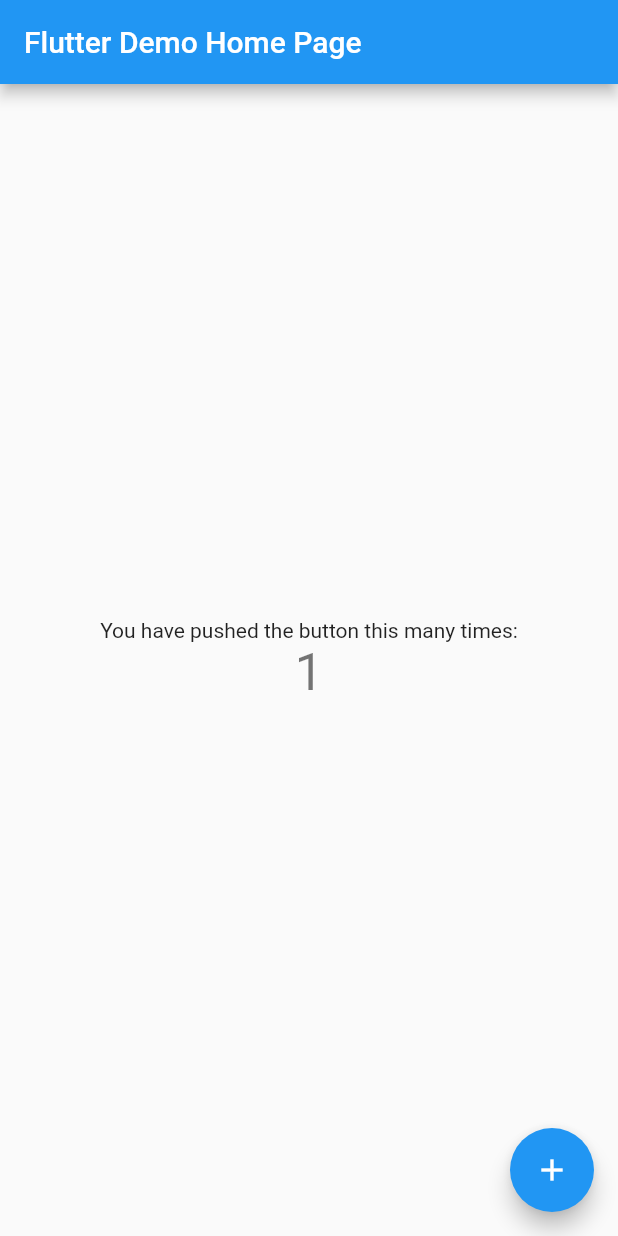
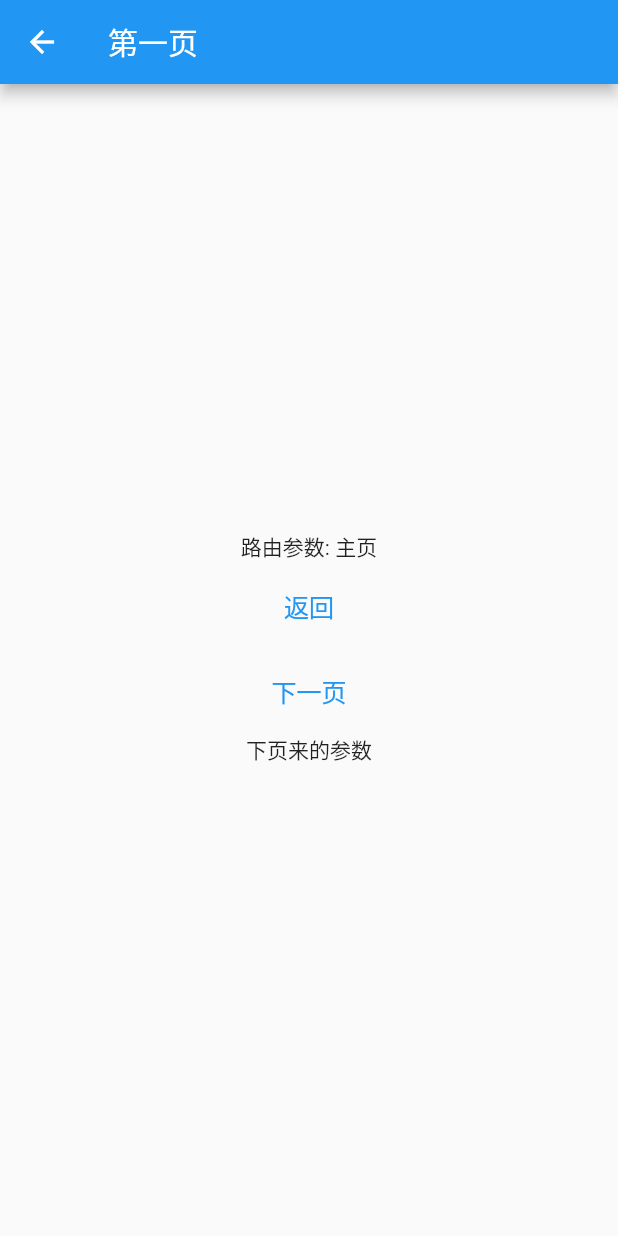
Before and after one commit to wdmxzf/flutter-study, a Flutter app: the screen it shows after launch, after a tap on the "add" icon, on a phone screen of 412 x 824 dp. Run offline on Flutter 3.47's test engine with Material 2 defaults, Android fonts, the phone set to English and light mode, and no system bars.

Commit message:
flutter 学习

```diff
--- a/lib/main.dart
+++ b/lib/main.dart
@@ -1,7 +1,20 @@
 import 'package:flutter/material.dart';
+import 'package:flutter02/routes/RoutesConfig.dart';
 
 void main() {
-  runApp(const MyApp());
+  // runApp(const MyApp());
+  runApp(TestApp());
+}
+// TODO 怎么可以继承父类的所有属性
+class TestApp extends StatelessWidget{
+  @override
+  Widget build(BuildContext context) {
+    return MaterialApp(
+        initialRoute: "/", //RoutesConfig.PAGE_ONE
+        routes: RoutesConfig.routes(context),
+        home: const MyHomePage(title: 'Home')
+    );
+  }
 }
 
 class MyApp extends StatelessWidget {
@@ -50,7 +63,7 @@ class MyHomePage extends StatefulWidget {
 class _MyHomePageState extends State<MyHomePage> {
   int _counter = 0;
 
-  void _incrementCounter() {
+   void _incrementCounter() {
     setState(() {
       // This call to setState tells the Flutter framework that something has
       // changed in this State, which causes it to rerun the build method below
@@ -106,7 +119,8 @@ class _MyHomePageState extends State<MyHomePage> {
         ),
       ),
       floatingActionButton: FloatingActionButton(
-        onPressed: _incrementCounter,
+        onPressed: (){_incrementCounter;     Navigator.of(context).pushNamed(RoutesConfig.PAGE_ONE, arguments: "主页");
+      },
         tooltip: 'Increment',
         child: const Icon(Icons.add),
       ), // This trailing comma makes auto-formatting nicer for build methods.
--- a/lib/page/OnePage.dart
+++ b/lib/page/OnePage.dart
@@ -0,0 +1,40 @@
+import 'package:flutter/cupertino.dart';
+import 'package:flutter/material.dart';
+import 'package:flutter02/page/TwoPage.dart';
+
+class OnePage extends StatelessWidget{
+
+  @override
+  Widget build(BuildContext context) {
+    final msg = ModalRoute.of(context)?.settings.arguments;
+    Object? result = "";
+    print("---------------------1");
+    print(msg);
+    print("---------------------2");
+
+    return Scaffold(
+      appBar: AppBar(title: const Text("第一页"),leading: BackButton(onPressed: (){print("返回");},),),
+      body: Center(
+        child: Column(
+          mainAxisAlignment: MainAxisAlignment.center,
+          children: [
+            Text("路由参数: " + msg.toString()),
+            CupertinoButton(child: const Text("返回"), onPressed: (){
+              Navigator.pop(context,"我从第一页来");
+            }),
+            CupertinoButton(child: const Text("下一页"), onPressed: (){
+              Navigator.of(context).push(MaterialPageRoute(builder: (context){return TwoPage(msg:"我从第一页来");})).then((value){
+                result = value;
+                print("---------------------1");
+                print(result);
+                print("---------------------2");});
+            }),
+            Text("下页来的参数"),
+            Text(result.toString()),
+          ],
+        ),
+      ),
+    );
+  }
+
+}
--- a/lib/routes/RoutesConfig.dart
+++ b/lib/routes/RoutesConfig.dart
@@ -0,0 +1,18 @@
+import 'package:flutter/cupertino.dart';
+import 'package:flutter02/page/OnePage.dart';
+import 'package:flutter02/page/ThreeStatePage.dart';
+import 'package:flutter02/page/TwoPage.dart';
+
+class RoutesConfig{
+  static String PAGE_ONE ="/OnePage";
+  static String PAGE_TWO ="/TwoPage";
+  static String PAGE_THREE ="/ThreePage";
+
+  static Map<String, WidgetBuilder> routes(context){
+    return{
+      PAGE_ONE: (context)=> OnePage(),
+      PAGE_TWO: (context)=>TwoPage(),
+      PAGE_THREE:(context)=>ThreeStatePage()
+    };
+  }
+}
```
Also changed, not shown: lib/page/StateWidget/ThreeStateWidget.dart (added, +79 -0 lines), lib/page/ThreeStatePage.dart (added, +10 -0 lines), lib/page/TwoPage.dart (+42 -0 lines), lib/page/ThreePage.dart (deleted), 1 other file.
